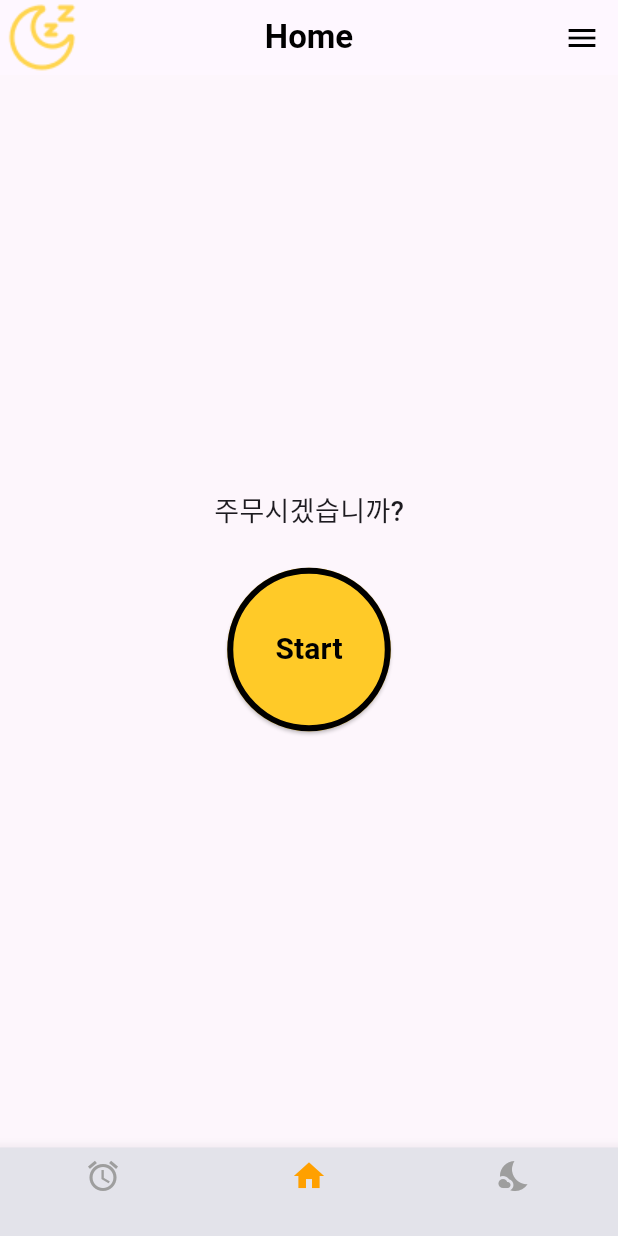
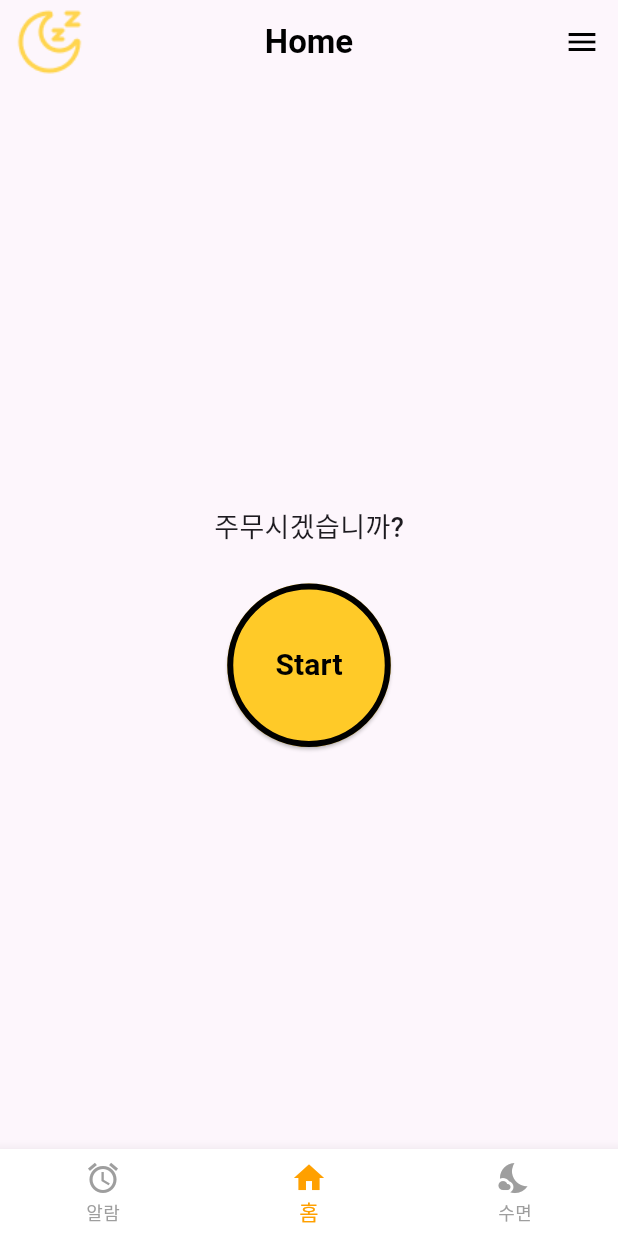
Before and after one commit to shoonkang123/Stop_Snoring, a Flutter app: the HomePage widget shown alone on an empty page, opened directly, on a phone screen of 412 x 824 dp. Run offline on Flutter 3.47's test engine with Material 3 defaults, Android fonts, the light colour scheme and no system bars; our stand-ins replace cloud_firestore, firebase_auth, firebase_core; accounts and stored records are empty.

Commit message:
성훈이꺼 댕겨오기 전

```diff
--- a/lib/home_page.dart
+++ b/lib/home_page.dart
@@ -1,6 +1,7 @@
 import 'package:flutter/material.dart';
 import 'alarm_page.dart';
-import 'firestore_service.dart'; // ✅ FirestoreService import 추가
+import 'sleep_tracker_page.dart';
+import 'firestore_service.dart'; // 사용 안 하면 나중에 제거해도 됨
 import 'dart:math' as math;                    // pi, sin, cos
 import 'dart:convert';                         // jsonEncode, jsonDecode
 import 'package:http/http.dart' as http;       // http.post
@@ -9,40 +10,15 @@ import 'package:cloud_firestore/cloud_firestore.dart'; // FirebaseFirestore
 import 'package:firebase_auth/firebase_auth.dart';     // 로그인 uid
 import 'common_layout.dart';
 
-
-
-// ✅ 홈 화면을 담당하는 StatelessWidget 클래스
 class HomePage extends StatelessWidget {
   const HomePage({super.key});
 
   @override
   Widget build(BuildContext context) {
-    return Scaffold(
-      // 📌 전체 배경색 설정 (연한 분홍색)
-      backgroundColor: const Color(0xFFFDF6FC),
+    return CommonLayout(
+      title: "Home",
+      currentIndex: 1,
 
-      // ✅ 상단 앱바 구성
-      appBar: PreferredSize(
-        preferredSize: const Size.fromHeight(50), // AppBar 높이 설정
-
-        child: AppBar(
-          leading: Image.asset('assets/MoonIcon.png'),
-          title: const Text(
-            'Home',
-            style: TextStyle(color: Colors.black, fontWeight: FontWeight.bold),
-          ),
-          centerTitle: true,
-          actions: [
-            IconButton(
-              icon: const Icon(Icons.menu),
-              onPressed: () {},
-              color: Colors.black,
-            ),
-          ],
-        ),
-      ),
-
-      // ✅ 중앙 화면 본문 구성
       body: Center(
         child: Column(
           mainAxisAlignment: MainAxisAlignment.center,
@@ -299,40 +275,6 @@ class HomePage extends StatelessWidget {
           ],
         ),
       ),
-
-
-      // ✅ 하단 네비게이션 바
-      bottomNavigationBar: BottomNavigationBar(
-        backgroundColor: const Color(0xFFE3E3EA), // 회색 배경색
-        selectedItemColor: Colors.amber[700], // 선택된 아이콘 색상 (노란색 계열)
-        unselectedItemColor: Colors.grey, // 선택 안된 아이콘 색상
-        currentIndex: 1, // 현재 선택된 탭 인덱스 (1 = Home)
-        items: const [
-          BottomNavigationBarItem(
-            icon: Icon(Icons.alarm), // 왼쪽 아이콘 (알람)
-            label: '', // 텍스트 라벨 없음
-          ),
-          BottomNavigationBarItem(
-            icon: Icon(Icons.home), // 가운데 아이콘 (홈)
-            label: '',
-          ),
-          BottomNavigationBarItem(
-            icon: Icon(Icons.nights_stay), // 오른쪽 아이콘 (밤)
-            label: '',
-          ),
-        ],
-        onTap: (index) {
-          if (index == 0) {
-            Navigator.pushReplacement(
-              context,
-              MaterialPageRoute(builder: (context) => AlarmPage()),
-            );
-          } else if (index == 1) {
-            // 이미 Home이므로 아무 것도 안 함
-            return;
-          }
-        },
-      ),
     );
   }
 }
--- a/lib/main.dart
+++ b/lib/main.dart
@@ -4,6 +4,8 @@ import 'package:flutter_localizations/flutter_localizations.dart';
 import 'home_page.dart';
 import 'sign_up_page.dart';
 import 'alarm_screen.dart';
+import 'package:cloud_firestore/cloud_firestore.dart';
+
 
 void main() async {
   WidgetsFlutterBinding.ensureInitialized();
```
Lines whose indentation alone changed are shown as unchanged.
